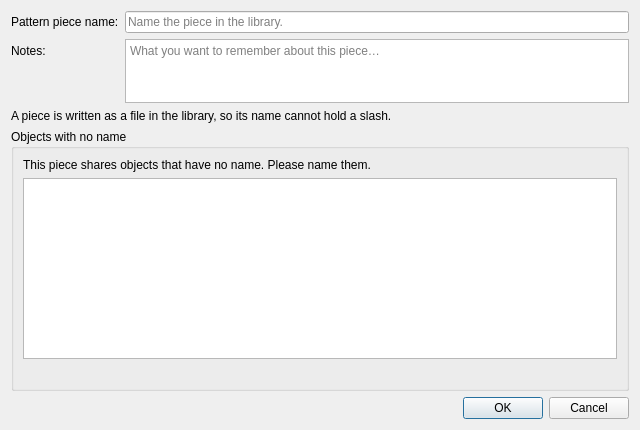
First picture: the form in src/app/ostara/dialogs/osavepiecedialog.ui, repository equinox-patterns/Ostara, before the edit.
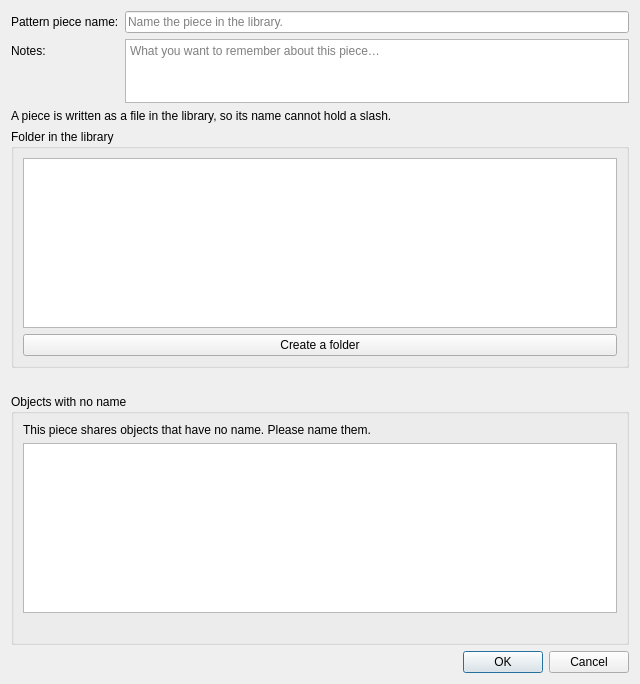
Second picture: the form after the edit. Icons and pictures are not drawn.

Patch:
```diff
--- a/src/app/ostara/dialogs/osavepiecedialog.ui
+++ b/src/app/ostara/dialogs/osavepiecedialog.ui
@@ -10,7 +10,7 @@
     <x>0</x>
     <y>0</y>
     <width>640</width>
-    <height>430</height>
+    <height>660</height>
    </rect>
   </property>
   <property name="windowTitle">
@@ -90,6 +90,54 @@
      </property>
     </widget>
    </item>
+   <item>
+    <widget class="QGroupBox" name="groupFolder">
+     <property name="title">
+      <string>Folder in the library</string>
+     </property>
+     <layout class="QVBoxLayout" name="folderLayout">
+      <item>
+       <widget class="QTreeWidget" name="treeFolder">
+        <property name="minimumSize">
+         <size>
+          <width>0</width>
+          <height>170</height>
+         </size>
+        </property>
+        <property name="headerHidden">
+         <bool>true</bool>
+        </property>
+        <property name="selectionMode">
+         <enum>QAbstractItemView::SingleSelection</enum>
+        </property>
+        <property name="editTriggers">
+         <enum>QAbstractItemView::NoEditTriggers</enum>
+        </property>
+        <property name="uniformRowHeights">
+         <bool>true</bool>
+        </property>
+       </widget>
+      </item>
+      <item>
+       <widget class="QPushButton" name="createFolderButton">
+        <property name="text">
+         <string>Create a folder</string>
+        </property>
+       </widget>
+      </item>
+     </layout>
+    </widget>
+   </item>
+   <item>
+    <widget class="QLabel" name="labelDestination">
+     <property name="text">
+      <string/>
+     </property>
+     <property name="wordWrap">
+      <bool>true</bool>
+     </property>
+    </widget>
+   </item>
    <item>
     <widget class="QGroupBox" name="groupNames">
      <property name="title">
```
